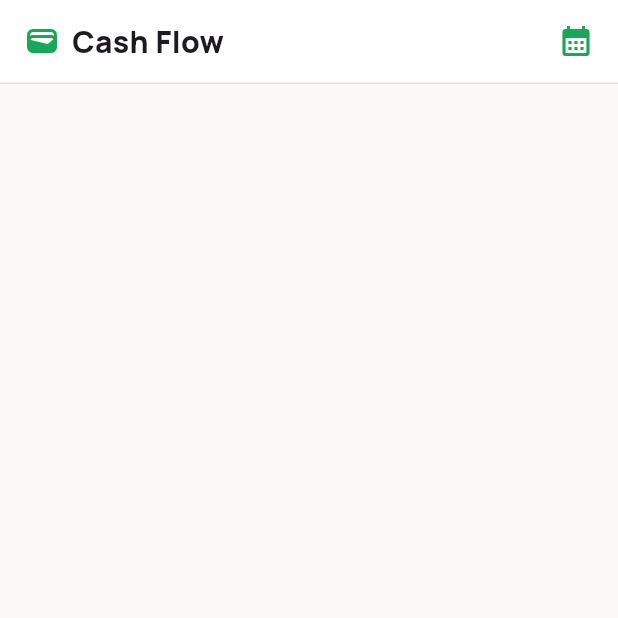
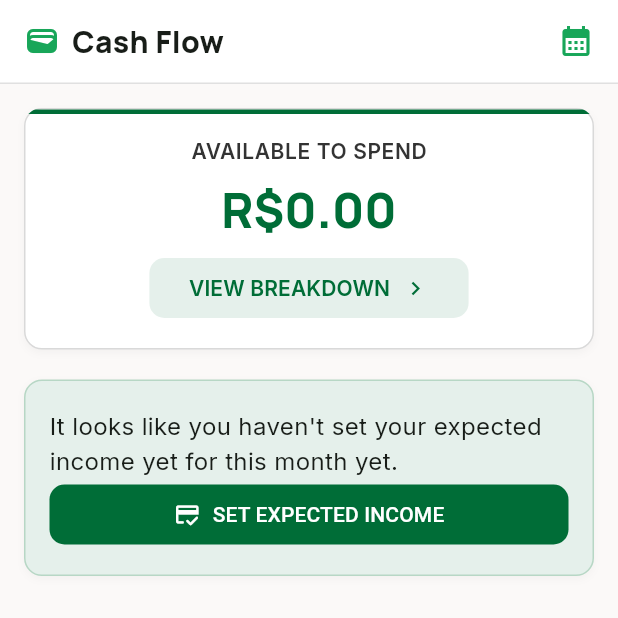
Before and after one commit to anasenglishub/aurora_finance, a Flutter app: the screen it shows after launch, on a phone screen of 412 x 824 dp, the top half of it. Run offline on Flutter 3.47's test engine with Material 3 defaults, Android fonts, the phone set to English and light mode, and no system bars; our stand-ins replace google_fonts.

Commit message:
feat: started adding expected income

```diff
--- a/lib/app/app.dart
+++ b/lib/app/app.dart
@@ -15,9 +15,35 @@ class AuroraApp extends StatelessWidget {
       theme: ThemeData(
         colorScheme: ColorScheme.fromSeed(seedColor: AppConfig.primarySwatch[500]!),
         scaffoldBackgroundColor: AppConfig.backgroundColor,
-        textTheme: GoogleFonts.manropeTextTheme(),
+        textTheme: TextTheme(
+          titleLarge: TextStyle(
+            fontSize: 24,
+            fontWeight: FontWeight.w700,
+            fontFamily: GoogleFonts.manrope().fontFamily,
+          ),
+          titleMedium: TextStyle(
+            fontSize: 18,
+            fontWeight: FontWeight.w600,
+            fontFamily: GoogleFonts.manrope().fontFamily,
+          ),
+          titleSmall: TextStyle(
+            fontSize: 16,
+            fontWeight: FontWeight.w500,
+            fontFamily: GoogleFonts.manrope().fontFamily,
+          ),
+          bodyMedium: TextStyle(
+            fontSize: 16,
+            fontWeight: FontWeight.w400,
+            fontFamily: GoogleFonts.inter().fontFamily,
+          ),
+          bodySmall: TextStyle(
+            fontSize: 14,
+            fontWeight: FontWeight.w400,
+            fontFamily: GoogleFonts.inter().fontFamily,
+          ),
+        ),
       ),
-      title: 'Ana\'s Finance Hub',
+      title: 'Cash Flow',
       home: HomePage(),
     );
   }
--- /dev/null
+++ b/lib/app/model_view/available_fund_model_view.dart
@@ -0,0 +1,22 @@
+import 'package:flutter/material.dart';
+
+class AvailableFundModelView extends ChangeNotifier {
+  double _expectedIncome = 0.0;
+
+  double get expectedIncome => _expectedIncome;
+
+  void setExpectedIncome(double value) {
+    _expectedIncome = value;
+    notifyListeners();
+  }
+
+  void addToExpectedIncome(double value) {
+    _expectedIncome += value;
+    notifyListeners();
+  }
+
+  void subtractFromExpectedIncome(double value) {
+    _expectedIncome -= value;
+    notifyListeners();
+  }
+}
--- a/lib/app/shared/utils/app_config.dart
+++ b/lib/app/shared/utils/app_config.dart
@@ -5,8 +5,8 @@ class AppConfig {
   static const MaterialColor primarySwatch = MaterialColor(
     0xFF18A659,
     <int, Color>{
-      50: Color(0xFFFFFFFF),
-      100: Color(0xFFC3FFCE),
+      50: Color(0xFFE5F0EB),
+      100: Color(0xFFB7D7C5),
       200: Color(0xFF7EFBA4),
       300: Color(0xFF61DE8A),
       400: Color(0xFF41C271),
--- a/lib/app/view/pages/HomePage.dart
+++ b/lib/app/view/pages/HomePage.dart
@@ -1,10 +1,11 @@
 import 'package:flutter/material.dart';
 import 'package:aurora_finance/app/shared/utils/app_config.dart';
-import 'package:google_fonts/google_fonts.dart';
-import 'package:aurora_finance/app/view/widgets/CustomAppbarWidget.dart';
+import 'package:aurora_finance/app/view/widgets/UI/CustomAppbarWidget.dart';
+import 'package:aurora_finance/app/view/widgets/AvailableCardWidget.dart';
+import 'package:aurora_finance/app/view/widgets/SetExpectedIncomeWidget.dart';
 
 class HomePage extends StatelessWidget {
-  HomePage({super.key});
+  const HomePage({super.key});
 
   @override
   Widget build(BuildContext context) {
@@ -18,7 +19,8 @@ class HomePage extends StatelessWidget {
             child: Column(
               spacing: 20,
               children: [
-
+                AvailableCardWidget(),
+                SetExpectedIncomeWidget(),
               ],
             ),
           ),
--- /dev/null
+++ b/lib/app/view/widgets/AvailableCardWidget.dart
@@ -0,0 +1,59 @@
+import 'package:flutter/material.dart';
+import 'package:aurora_finance/app/view/widgets/UI/CardWidget.dart';
+import 'package:aurora_finance/app/shared/utils/app_config.dart';
+import 'package:google_fonts/google_fonts.dart';
+import 'package:aurora_finance/app/view/widgets/UI/CustomButtonWidget.dart';
+import 'package:aurora_finance/app/model_view/available_fund_model_view.dart';
+
+class AvailableCardWidget extends StatelessWidget {
+  AvailableCardWidget({super.key});
+
+  final AvailableFundModelView _availableFundModelView = AvailableFundModelView();
+
+  @override
+  Widget build(BuildContext context) {
+    return CardWidget(
+      upperBorderColor: AppConfig.primarySwatch[700],
+      child: Column(
+        spacing: 8,
+        children: [
+          Text(
+            'Available to spend'.toUpperCase(),
+            style: Theme.of(context).textTheme.bodySmall?.copyWith(
+              fontWeight: FontWeight.w600,
+              color: AppConfig.neutralSwatch[500],
+            ),
+          ),
+
+          Text(
+            "R\$${_availableFundModelView.expectedIncome.toStringAsFixed(2)}",
+            style: Theme.of(context).textTheme.titleLarge?.copyWith(
+              fontWeight: FontWeight.w800,
+              color: AppConfig.primarySwatch[700],
+              fontSize: 32,
+            ),
+          ),
+
+          CustomButtonWidget(
+            onPressed: () {},
+            backgroundColor: AppConfig.primarySwatch[50],
+            child: Row(
+              mainAxisAlignment: MainAxisAlignment.center,
+              spacing: 8,
+              children: [
+                Text(
+                  "View Breakdown".toUpperCase(),
+                  style: GoogleFonts.inter(
+                    fontWeight: FontWeight.w600,
+                    color: AppConfig.primarySwatch[700],
+                  ),
+                ),
+                Icon(Icons.chevron_right, color: AppConfig.primarySwatch[700]),
+              ],
+            ),
+          ),
+        ],
+      ),
+    );
+  }
+}
--- /dev/null
+++ b/lib/app/view/widgets/SetExpectedIncomeWidget.dart
@@ -0,0 +1,34 @@
+import 'package:aurora_finance/app/view/widgets/UI/CustomButtonWidget.dart';
+import 'package:flutter/material.dart';
+import 'package:aurora_finance/app/view/widgets/UI/CardWidget.dart';
+import 'package:aurora_finance/app/shared/utils/app_config.dart';
+
+class SetExpectedIncomeWidget extends StatelessWidget {
+  const SetExpectedIncomeWidget({super.key});
+
+  @override
+  Widget build(BuildContext context) {
+    return CardWidget(
+      backgroundColor: AppConfig.primarySwatch[50]!,
+      borderColor: AppConfig.primarySwatch[100]!,
+      child: Column(
+        children: [
+          Text('It looks like you haven\'t set your expected income yet for this month yet.'),
+          CustomButtonWidget(
+            backgroundColor: AppConfig.primarySwatch[700]!,
+            width: MediaQuery.of(context).size.width * 0.8,
+            onPressed: () {},
+            child: Row(
+              mainAxisAlignment: MainAxisAlignment.center,
+              children: [
+                Icon(Icons.credit_score_rounded),
+                SizedBox(width: 8),
+                Text('Set Expected Income'.toUpperCase()),
+              ],
+            )
+          )
+        ],
+      ),
+    );
+  }
+}
--- /dev/null
+++ b/lib/app/view/widgets/UI/CardWidget.dart
@@ -0,0 +1,43 @@
+import 'package:flutter/material.dart';
+import 'package:aurora_finance/app/shared/utils/app_config.dart';
+
+class CardWidget extends StatelessWidget {
+  final Widget child;
+  final Color? borderColor;
+  final Color? upperBorderColor;
+  final Color? backgroundColor;
+
+  const CardWidget({super.key, required this.child, this.borderColor, this.upperBorderColor, this.backgroundColor});
+
+  @override
+  Widget build(BuildContext context) {
+    return Container(
+      clipBehavior: Clip.antiAlias,
+      decoration: BoxDecoration(
+        color: backgroundColor ?? Colors.white,
+        borderRadius: BorderRadius.circular(12),
+        border: Border.all(color: borderColor ?? AppConfig.neutralSwatch[100]!),
+        boxShadow: [
+          BoxShadow(
+            color: AppConfig.neutralSwatch[300]!.withValues(alpha: 0.1),
+            blurRadius: 4,
+            offset: const Offset(0, 2),
+          ),
+        ],
+      ),
+      child: Column(
+        mainAxisSize: MainAxisSize.min,
+        children: [
+          Container(
+            height: 3,
+            color: upperBorderColor ?? Colors.transparent,
+          ),
+          Padding(
+            padding: const EdgeInsets.all(16),
+            child: child,
+          ),
+        ],
+      ),
+    );
+  }
+}
--- /dev/null
+++ b/lib/app/view/widgets/UI/CustomButtonWidget.dart
@@ -0,0 +1,34 @@
+import 'package:flutter/material.dart';
+import 'package:aurora_finance/app/shared/utils/app_config.dart';
+
+class CustomButtonWidget extends StatelessWidget {
+  final Widget child;
+  final VoidCallback? onPressed;
+  final double? width;
+  final Color? backgroundColor;
+
+  const CustomButtonWidget({
+    super.key,
+    required this.child,
+    this.onPressed,
+    this.width,
+    this.backgroundColor,
+  });
+
+  @override
+  Widget build(BuildContext context) {
+    return FilledButton(
+      onPressed: onPressed,
+      style: FilledButton.styleFrom(
+        backgroundColor: backgroundColor ?? AppConfig.primarySwatch[50]!,
+        shape: RoundedRectangleBorder(
+          borderRadius: BorderRadius.circular(10),
+        ),
+      ),
+      child: SizedBox(
+        width: width ?? MediaQuery.of(context).size.width * 0.4,
+        child: child,
+      ),
+    );
+  }
+}
```
Also changed, not shown: lib/app/view/widgets/UI/CustomAppbarWidget.dart (renamed from lib/app/view/widgets/CustomAppbarWidget.dart).
